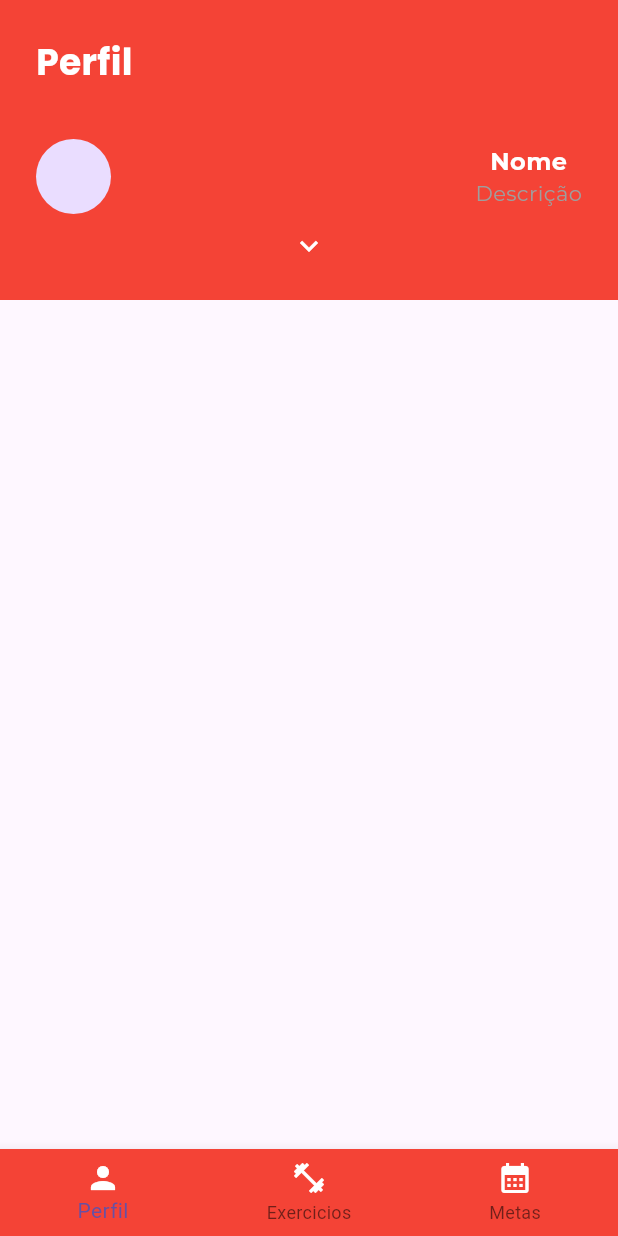
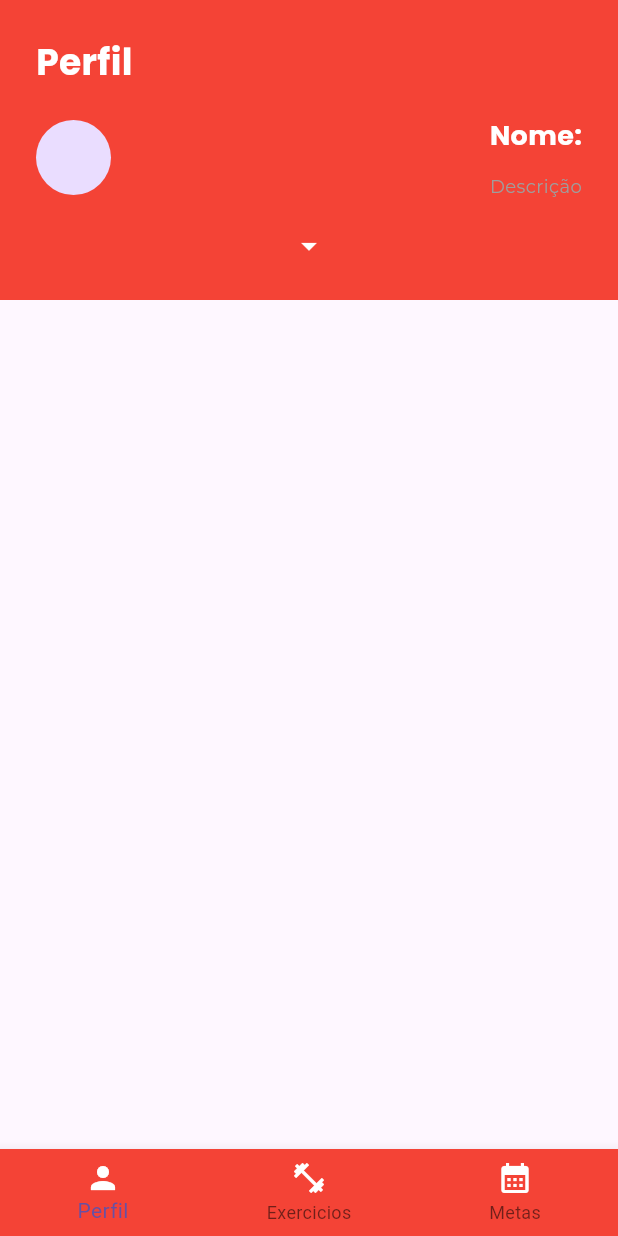
Before and after one commit to MatheusFreitasGabriel/Prova-anima-es-parte-2, a Flutter app: the screen it shows after launch, after a tap on "Começar", on a phone screen of 412 x 824 dp. Run offline on Flutter 3.47's test engine with Material 3 defaults, Android fonts, the phone set to English and light mode, and no system bars; our stand-ins replace google_fonts.

Commit message:
Segunda parte da tela de perfil

```diff
--- a/lib/boasvindas_screen.dart
+++ b/lib/boasvindas_screen.dart
@@ -14,8 +14,10 @@ class _BoasvindasScreenState extends State<BoasvindasScreen> {
   double _opacity = 0;
 
   void _startOpacity(){
-    setState(() {
-      _opacity = 1;
+    WidgetsBinding.instance.addPostFrameCallback((_){
+      setState(() {
+        _opacity = 1;
+      });
     });
   }
 
--- a/lib/perfil_screen.dart
+++ b/lib/perfil_screen.dart
@@ -13,24 +13,65 @@ class _PerfilScreenState extends State<PerfilScreen> {
   @override
   Widget build(BuildContext context) {
     return Scaffold(
-      body: selected ? Column() :Column(
-        children: [
-          AnimatedContainer(
+      body:
+          GestureDetector(
+            onTap: (){
+              setState(() {
+                selected = !selected;
+              });
+            },
+            child: AnimatedContainer(
+
               duration: Duration(seconds: 2),
-            height: selected ? 400 : 200,
+              color: Colors.red,
               width: double.infinity,
               padding: EdgeInsets.all(24),
-            color: Colors.red,
-            child: Column(
+              height: selected ? 400 : 200,
+              child: selected ?
+                      Column(
+                        mainAxisAlignment: MainAxisAlignment.spaceBetween,
+                        crossAxisAlignment: CrossAxisAlignment.start,
+                        children: [
+                          CircleAvatar(radius: 25,),
+                          Text("Nome:", style: GoogleFonts.poppins(
+                            fontWeight: FontWeight.bold,
+                            color: Colors.white,
+                            fontSize: 18,
+                          ),),
+                          Text("Idade:", style: GoogleFonts.poppins(
+                            fontWeight: FontWeight.bold,
+                            color: Colors.white,
+                            fontSize: 18,
+                          ),),
+                          Text("Altura:", style: GoogleFonts.poppins(
+                            fontWeight: FontWeight.bold,
+                            color: Colors.white,
+                            fontSize: 18,
+                          ),),
+                          Text("Peso:", style: GoogleFonts.poppins(
+                            fontWeight: FontWeight.bold,
+                            color: Colors.white,
+                            fontSize: 18,
+                          ),),
+                          Text("Biografia:", style: GoogleFonts.poppins(
+                            fontWeight: FontWeight.bold,
+                            color: Colors.white,
+                            fontSize: 18,
+                          ),),
+                        ],
+
+              ) : Column(
                 mainAxisAlignment: MainAxisAlignment.spaceBetween,
                 children: [
                   Row(
-                  mainAxisAlignment: MainAxisAlignment.start,
                     children: [
-                    Text('Perfil', style: GoogleFonts.poppins(fontSize: 24, fontWeight: FontWeight.bold, color: Colors.white),),
+                      Text('Perfil', style: GoogleFonts.poppins(
+                        fontSize: 24,
+                        fontWeight: FontWeight.bold,
+                        color: Colors.white,
+                      ),),
                     ],
                   ),
-                SizedBox(height: 16,),
                   Row(
                     mainAxisAlignment: MainAxisAlignment.spaceBetween,
                     children: [
@@ -39,21 +80,30 @@ class _PerfilScreenState extends State<PerfilScreen> {
                       ),
                       Column(
                         children: [
-                        Text('Nome', style: GoogleFonts.montserrat(fontSize: 16,fontWeight: FontWeight.bold, color: Colors.white),),
-                        Text('Descrição', style: GoogleFonts.montserrat(
-                          fontSize: 14,
+                          Text("Nome:", style: GoogleFonts.poppins(
+                            fontWeight: FontWeight.bold,
+                            color: Colors.white,
+                            fontSize: 18,
+                          ),),
+                          SizedBox(height: 12,),
+                          Text("Descrição", style: GoogleFonts.montserrat(
+                            fontSize: 12,
                             color: Colors.grey
-                        ),)
+                          ),),
                         ],
                       )
                     ],
                   ),
-                Icon(Icons.keyboard_arrow_down_sharp, color: Colors.white,)
+                  Row(
+                    mainAxisAlignment: MainAxisAlignment.center,
+                    children: [
+                      Icon(Icons.arrow_drop_down_sharp, color: Colors.white,),
                     ],
-            ),
                   )
                 ],
               ),
+            ),
+          )
     );
   }
 }
```
Lines whose indentation alone changed are shown as unchanged.
